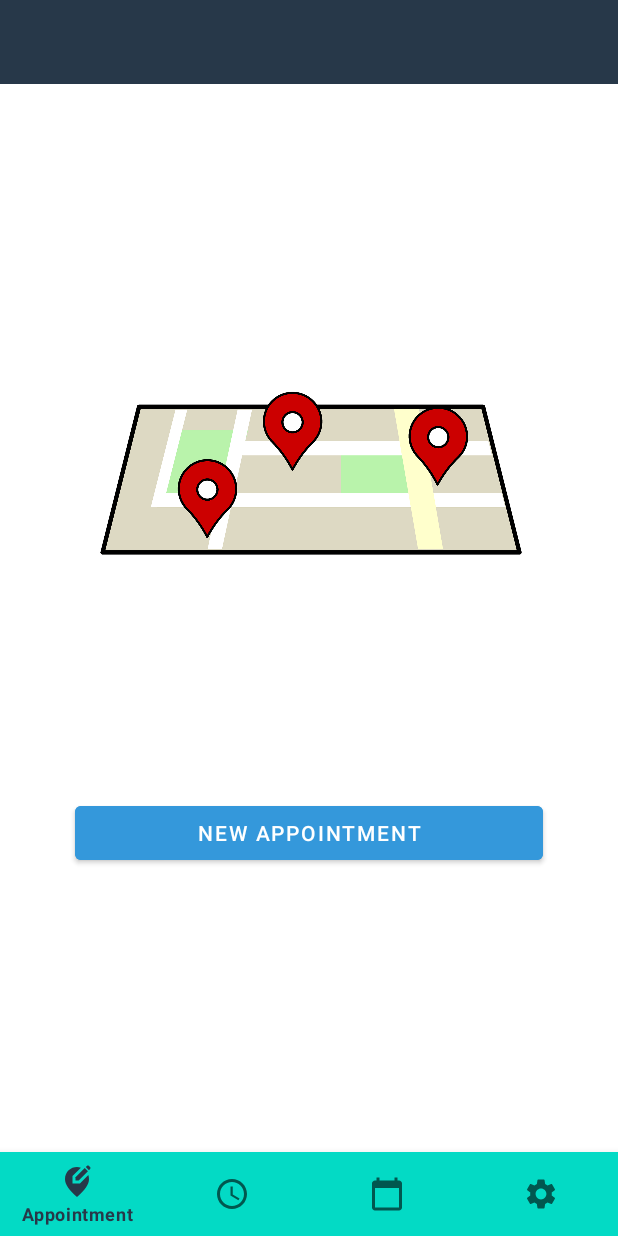
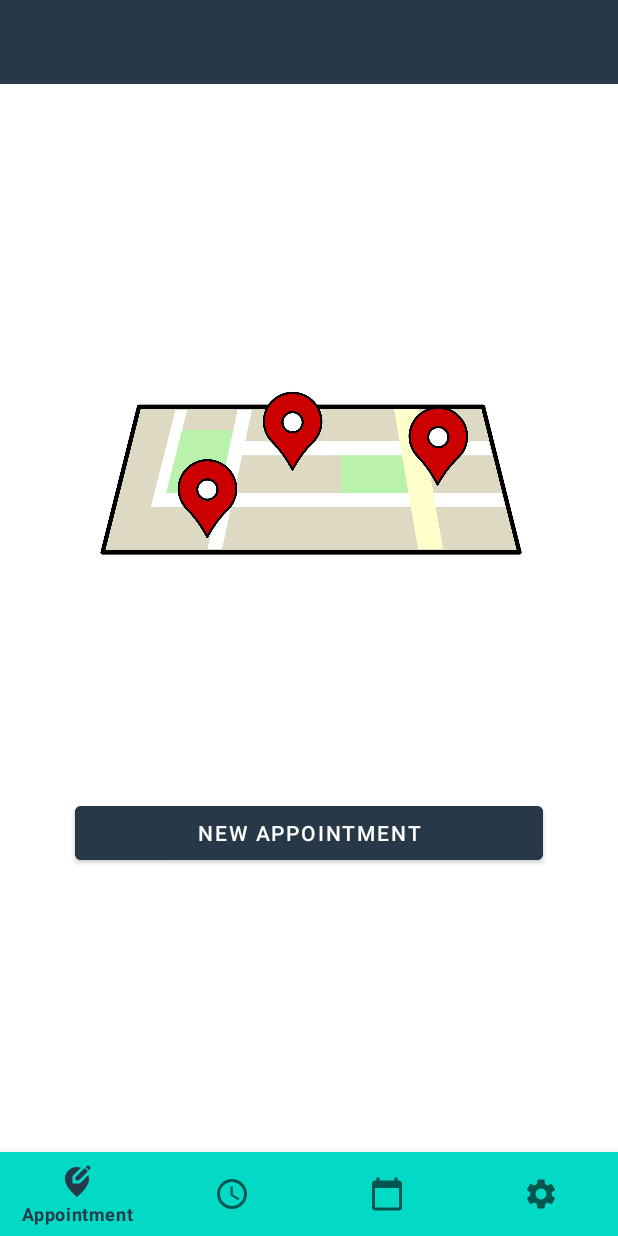
Before and after one commit to Capstone-Medium-Distance-App/Capstone-MDA-Android, an Android app: the screen it shows after launch (MainActivity), on a phone screen of 412 x 824 dp. Run offline under Robolectric (Android 15) with nearby library versions, the light colour scheme and no system bars.

Commit message:
Add : colors.xml에 mainColor 추가 & calendar뷰 마무리

```diff
--- a/app/src/main/res/layout/fragment_location_start.xml
+++ b/app/src/main/res/layout/fragment_location_start.xml
@@ -19,7 +19,7 @@
         android:layout_marginTop="50dp"
         android:layout_marginEnd="50dp"
         android:layout_marginRight="50dp"
-        android:backgroundTint="@color/bluebtn"
+        android:backgroundTint="@color/mainColor"
         android:text="New Appointment"
         app:layout_constraintBottom_toBottomOf="parent"
         app:layout_constraintEnd_toEndOf="parent"
--- a/app/src/main/res/values/colors.xml
+++ b/app/src/main/res/values/colors.xml
@@ -10,5 +10,6 @@
     <color name="bluebtn">#3498DB</color>
     <color name="graytxt">#9E9E9E</color>
     <color name="blacktxt">#333333</color>
+    <color name="mainColor">#273849</color>
 
 </resources>
```
Also changed, not shown: app/src/main/res/layout/fragment_calendar.xml (+15 -3 lines).
